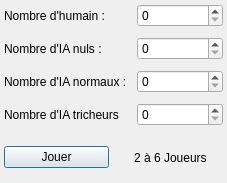
The window that FichiersQT/nbjoueurswindow.ui (erreur130/LoveLetter) describes before a commit, drawn with Qt 5.
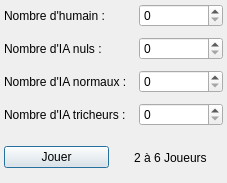
The same window after the commit.

Diff of the .ui file:
```diff
--- a/FichiersQT/nbjoueurswindow.ui
+++ b/FichiersQT/nbjoueurswindow.ui
@@ -96,7 +96,7 @@
        <item row="3" column="0">
         <widget class="QLabel" name="label_5">
          <property name="text">
-          <string>Nombre d'IA tricheurs</string>
+          <string>Nombre d'IA tricheurs : </string>
          </property>
         </widget>
        </item>
```
